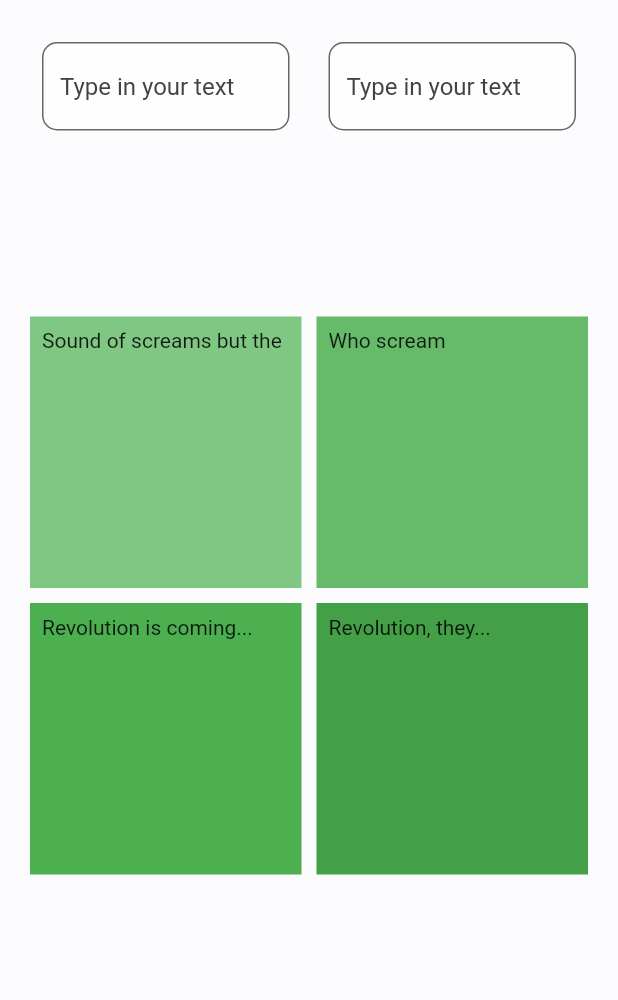
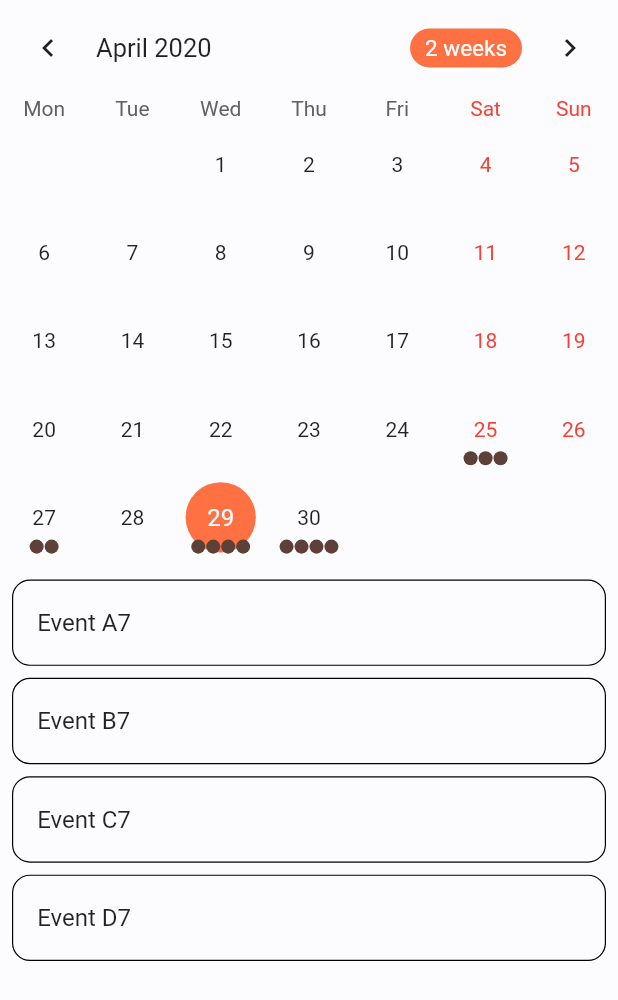
Before and after one commit to draxius2002/weerdness, a Flutter app: the CalendarScreen screen opened directly, on a phone screen of 412 x 824 dp. Shown: the top 1000 px of the screen. Run offline on Flutter 3.47's test engine with Material 2 defaults, Android fonts, the phone set to English and light mode, and no system bars; drawn by our look-alikes of table_calendar; our stand-ins replace bloc, carousel_slider, equatable, font_awesome_flutter, getflutter, introduction_screen and 2 more; accounts and stored records are empty.

Commit message:
second commit by izzat

```diff
--- a/lib/screens/Calendar_screen.dart
+++ b/lib/screens/Calendar_screen.dart
@@ -1,84 +1,143 @@
 import 'package:flutter/material.dart';
+import 'package:table_calendar/table_calendar.dart';
 
+// Example holidays
+final Map<DateTime, List> _holidays = {
+  DateTime(2020, 1, 1): ['New Year\'s Day'],
+  DateTime(2020, 2, 14): ['Valentine\'s Day'],
+};
 class CalendarScreen extends StatefulWidget {
   @override
   _CalendarScreenState createState() => _CalendarScreenState();
 }
 
 class _CalendarScreenState extends State<CalendarScreen>
-    with AutomaticKeepAliveClientMixin<CalendarScreen> {
+    with TickerProviderStateMixin {
+  Map<DateTime, List> _events;
+  List _selectedEvents;
+  AnimationController _animationController;
+  CalendarController _calendarController;
+
+  @override
+  void initState() {
+    super.initState();
+    final _selectedDay = DateTime.now();
+
+    _events = {
+      _selectedDay.subtract(Duration(days: 4)): [
+        'Event A5',
+        'Event B5',
+        'Event C5'
+      ],
+      _selectedDay.subtract(Duration(days: 2)): ['Event A6', 'Event B6'],
+      _selectedDay: ['Event A7', 'Event B7', 'Event C7', 'Event D7'],
+      _selectedDay.add(Duration(days: 1)): [
+        'Event A8',
+        'Event B8',
+        'Event C8',
+        'Event D8'
+      ],
+      _selectedDay.add(Duration(days: 3)):
+          Set.from(['Event A9', 'Event A9', 'Event B9']).toList(),
+      _selectedDay.add(Duration(days: 7)): [
+        'Event A10',
+        'Event B10',
+        'Event C10'
+      ],
+    };
+
+    _selectedEvents = _events[_selectedDay] ?? [];
+    _calendarController = CalendarController();
+
+    _animationController = AnimationController(
+      vsync: this,
+      duration: const Duration(milliseconds: 400),
+    );
+
+    _animationController.forward();
+  }
+
+  @override
+  void dispose() {
+    _animationController.dispose();
+    _calendarController.dispose();
+    super.dispose();
+  }
+
+  void _onDaySelected(DateTime day, List events) {
+    print('CALLBACK: _onDaySelected');
+    setState(() {
+      _selectedEvents = events;
+    });
+  }
+
+  void _onVisibleDaysChanged(
+      DateTime first, DateTime last, CalendarFormat format) {
+    print('CALLBACK: _onVisibleDaysChanged');
+  }
+
+  void _onCalendarCreated(
+      DateTime first, DateTime last, CalendarFormat format) {
+    print('CALLBACK: _onCalendarCreated');
+  }
+
   @override
   Widget build(BuildContext context) {
-    super.build(context);
     return Scaffold(
-      body: CustomScrollView(
-        //padding: EdgeInsets.fromLTRB(10.0,0,10.0,0),
-        primary: false,
-        slivers: <Widget>[
-          SliverPadding(
-            padding: const EdgeInsets.all(20),
-            sliver: SliverGrid.count(
-              crossAxisSpacing: 10,
-              mainAxisSpacing: 10,
-              crossAxisCount: 2,
-              children: <Widget>[
-                Container(
-                    //width: 200,
-                    padding: const EdgeInsets.all(8),
-                    child: new TextField(
-                      decoration: new InputDecoration(
-                          border: new OutlineInputBorder(
-                            borderRadius: const BorderRadius.all(
-                              const Radius.circular(10.0),
-                            ),
-                          ),
-                          filled: true,
-                          hintStyle: new TextStyle(color: Colors.grey[800]),
-                          hintText: "Type in your text",
-                          fillColor: Colors.white70),
-                    )),
-                Container(
-                    padding: const EdgeInsets.all(8),
-                    child: new TextField(
-                      decoration: new InputDecoration(
-                          border: new OutlineInputBorder(
-                            borderRadius: const BorderRadius.all(
-                              const Radius.circular(10.0),
-                            ),
-                          ),
-                          filled: true,
-                          hintStyle: new TextStyle(color: Colors.grey[800]),
-                          hintText: "Type in your text",
-                          fillColor: Colors.white70),
-                    )),
-                Container(
-                  padding: const EdgeInsets.all(8),
-                  child: const Text('Sound of screams but the'),
-                  color: Colors.green[300],
-                ),
-                Container(
-                  padding: const EdgeInsets.all(8),
-                  child: const Text('Who scream'),
-                  color: Colors.green[400],
-                ),
-                Container(
-                  padding: const EdgeInsets.all(8),
-                  child: const Text('Revolution is coming...'),
-                  color: Colors.green[500],
-                ),
-                Container(
-                  padding: const EdgeInsets.all(8),
-                  child: const Text('Revolution, they...'),
-                  color: Colors.green[600],
-                ),
-              ],
-            ),
-          ),
+      body: Column(
+        mainAxisSize: MainAxisSize.max,
+        children: <Widget>[
+          _buildTableCalendar(),
+          const SizedBox(height: 8.0),
+          Expanded(child: _buildEventList()),
         ],
       ),
     );
   }
 
-  @override
-  bool get wantKeepAlive => true;
+  // Simple TableCalendar configuration (using Styles)
+  Widget _buildTableCalendar() {
+    return TableCalendar(
+      calendarController: _calendarController,
+      events: _events,
+      holidays: _holidays,
+      startingDayOfWeek: StartingDayOfWeek.monday,
+      calendarStyle: CalendarStyle(
+        selectedColor: Colors.deepOrange[400],
+        todayColor: Colors.deepOrange[200],
+        markersColor: Colors.brown[700],
+        outsideDaysVisible: false,
+      ),
+      headerStyle: HeaderStyle(
+        formatButtonTextStyle:
+            TextStyle().copyWith(color: Colors.white, fontSize: 15.0),
+        formatButtonDecoration: BoxDecoration(
+          color: Colors.deepOrange[400],
+          borderRadius: BorderRadius.circular(16.0),
+        ),
+      ),
+      onDaySelected: _onDaySelected,
+      onVisibleDaysChanged: _onVisibleDaysChanged,
+      onCalendarCreated: _onCalendarCreated,
+    );
+  }
+
+  Widget _buildEventList() {
+    return ListView(
+      children: _selectedEvents
+          .map((event) => Container(
+                decoration: BoxDecoration(
+                  border: Border.all(width: 0.8),
+                  borderRadius: BorderRadius.circular(12.0),
+                ),
+                margin:
+                    const EdgeInsets.symmetric(horizontal: 8.0, vertical: 4.0),
+                child: ListTile(
+                  title: Text(event.toString()),
+                  onTap: () => print('$event tapped!'),
+                ),
+              ))
+          .toList(),
+    );
+  }
 }
--- a/pubspec.yaml
+++ b/pubspec.yaml
@@ -34,6 +34,7 @@ dependencies:
   webview_flutter : 0.3.20+2
   google_maps_flutter: ^0.5.26+4
   location: ^3.0.2
+  table_calendar: ^2.2.3
 
 dev_dependencies:
   flutter_test:
```
